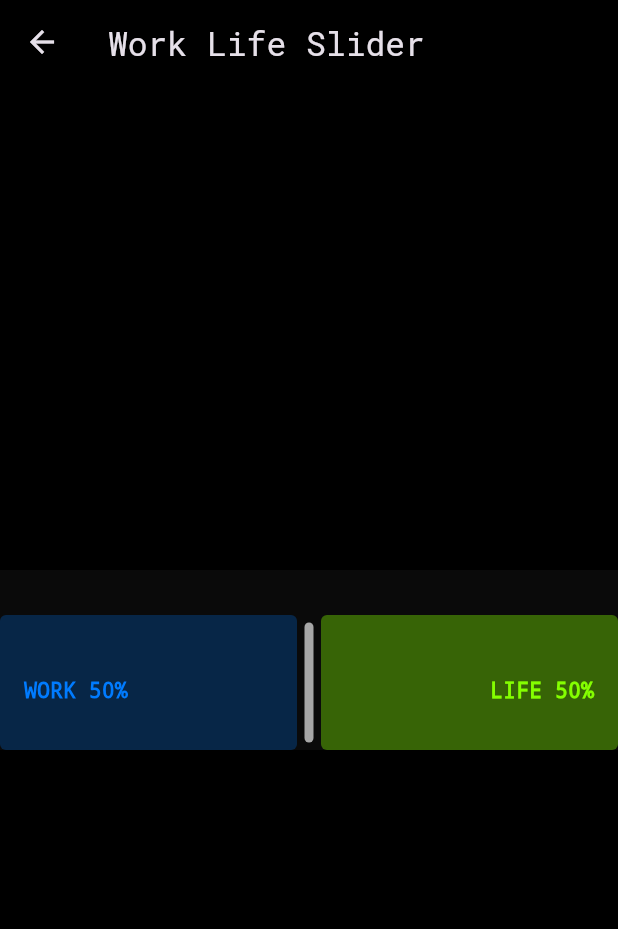
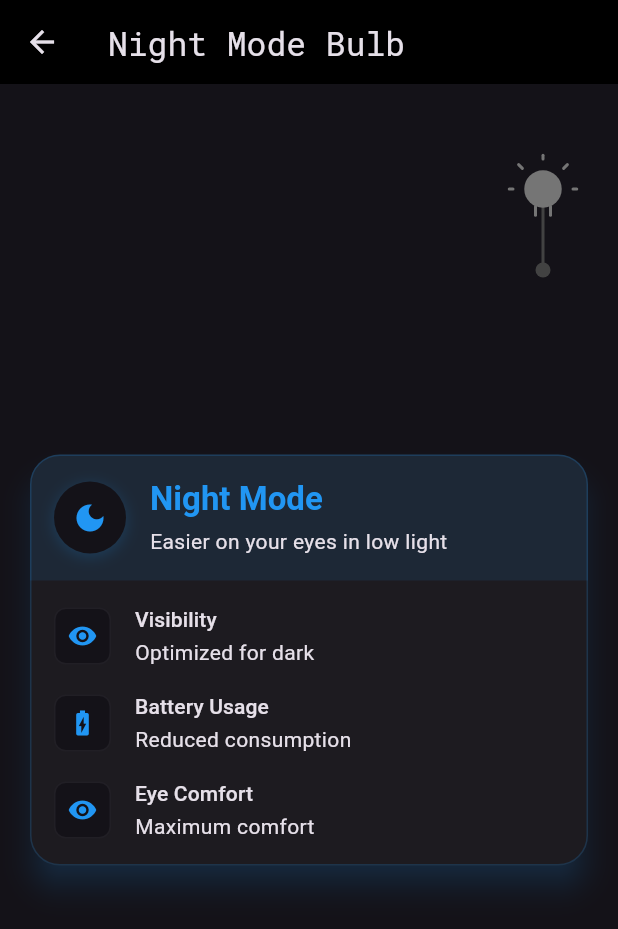
Before and after one commit to flutterfx/flutterfx_widgets, a Flutter app: the screen it shows after launch, on a phone screen of 412 x 824 dp. Shown: the top 929 px of the screen. Run offline on Flutter 3.47's test engine with Material 3 defaults, Android fonts, the light colour scheme and no system bars; our stand-ins replace flutter_colorpicker, google_fonts.

Commit message:
Simple light based night mode toggle added!

```diff
--- /dev/null
+++ b/lib/test-1/light_bulb.dart
@@ -0,0 +1,221 @@
+import 'package:flutter/material.dart';
+import 'dart:math' as math;
+
+import 'package:fx_2_folder/test-1/vintage_lightbulb.dart';
+
+class ThemeProvider extends ChangeNotifier {
+  bool isDarkMode = true;
+
+  void toggleTheme() {
+    isDarkMode = !isDarkMode;
+    notifyListeners();
+  }
+}
+
+class ThemeLightBulb extends StatefulWidget {
+  final Function(bool) onThemeChanged;
+  final bool initialState;
+
+  const ThemeLightBulb({
+    Key? key,
+    required this.onThemeChanged,
+    this.initialState = true,
+  }) : super(key: key);
+
+  @override
+  State<ThemeLightBulb> createState() => _ThemeLightBulbState();
+}
+
+class _ThemeLightBulbState extends State<ThemeLightBulb>
+    with SingleTickerProviderStateMixin {
+  bool isOn = false;
+  late AnimationController _controller;
+  late Animation<double> _pullAnimation;
+  Offset? _dragStart;
+  final double _dragThreshold = 30.0;
+
+  @override
+  void initState() {
+    super.initState();
+    isOn = !widget.initialState;
+
+    _controller = AnimationController(
+      duration: const Duration(milliseconds: 500),
+      vsync: this,
+    );
+
+    _pullAnimation = Tween<double>(
+      begin: 0.0,
+      end: 1.0,
+    ).animate(CurvedAnimation(
+      parent: _controller,
+      curve: Curves.easeInOut,
+    ));
+
+    _controller.addListener(() {
+      setState(() {});
+    });
+  }
+
+  @override
+  void dispose() {
+    _controller.dispose();
+    super.dispose();
+  }
+
+  void _handleDragStart(DragStartDetails details) {
+    _dragStart = details.globalPosition;
+  }
+
+  void _handleDragUpdate(DragUpdateDetails details) {
+    if (_dragStart == null) return;
+
+    final distance = (details.globalPosition - _dragStart!).distance;
+    final progress = (distance / _dragThreshold).clamp(0.0, 1.0);
+    _controller.value = progress;
+  }
+
+  void _handleDragEnd(DragEndDetails details) {
+    if (_dragStart == null) return;
+
+    final distance = (_controller.value * _dragThreshold);
+    if (distance >= _dragThreshold * 0.5) {
+      _controller.forward().then((_) {
+        setState(() {
+          isOn = !isOn;
+          widget.onThemeChanged(isOn);
+          _controller.reset();
+        });
+      });
+    } else {
+      _controller.reverse();
+    }
+    _dragStart = null;
+  }
+
+  @override
+  Widget build(BuildContext context) {
+    return Align(
+      alignment: Alignment.topRight,
+      child: Padding(
+        padding: const EdgeInsets.only(top: 40, right: 20),
+        child: SizedBox(
+          width: 60,
+          height: 120,
+          child: GestureDetector(
+            onVerticalDragStart: _handleDragStart,
+            onVerticalDragUpdate: _handleDragUpdate,
+            onVerticalDragEnd: _handleDragEnd,
+            child: Stack(
+              children: [
+                CustomPaint(
+                  size: const Size(60, 120),
+                  painter: LightBulbPainter(
+                    isOn: isOn,
+                    pullProgress: _pullAnimation.value,
+                  ),
+                ),
+                LightbulbIcon(
+                  size: 60,
+                  color: isOn
+                      ? const Color.fromARGB(255, 255, 230, 0)
+                      : const Color(0xFF757575),
+                  strokeWidth: 2,
+                )
+              ],
+            ),
+          ),
+        ),
+      ),
+    );
+  }
+}
+
+class LightBulbPainter extends CustomPainter {
+  final bool isOn;
+  final double pullProgress;
+
+  LightBulbPainter({
+    required this.isOn,
+    required this.pullProgress,
+  });
+
+  @override
+  void paint(Canvas canvas, Size size) {
+    final paint = Paint()
+      ..style = PaintingStyle.stroke
+      ..strokeWidth = 2.0;
+
+    // Draw cord
+    _drawCord(canvas, size, paint);
+
+    // Draw filament
+    if (isOn) {
+      _drawFilament(canvas, size, paint);
+    }
+  }
+
+  void _drawCord(Canvas canvas, Size size, Paint paint) {
+    paint.color = const Color(0xFF424242);
+    paint.style = PaintingStyle.stroke;
+
+    final start = Offset(size.width / 2, size.height * 0.35);
+    final end = Offset(
+      size.width / 2,
+      size.height * (0.7 + pullProgress * 0.2),
+    );
+
+    final controlPoint1 = Offset(
+      start.dx + (10 * math.sin(pullProgress * math.pi)),
+      start.dy + (size.height * 0.15),
+    );
+    final controlPoint2 = Offset(
+      end.dx - (10 * math.sin(pullProgress * math.pi)),
+      end.dy - (size.height * 0.15),
+    );
+
+    final cordPath = Path()
+      ..moveTo(start.dx, start.dy)
+      ..cubicTo(
+        controlPoint1.dx,
+        controlPoint1.dy,
+        controlPoint2.dx,
+        controlPoint2.dy,
+        end.dx,
+        end.dy,
+      );
+
+    canvas.drawPath(cordPath, paint);
+
+    // Draw pull handle
+    paint.style = PaintingStyle.fill;
+    canvas.drawCircle(end, 5, paint);
+  }
+
+  void _drawFilament(Canvas canvas, Size size, Paint paint) {
+    paint.color = const Color(0xFFFFEB3B);
+    paint.strokeWidth = 1.5;
+    paint.style = PaintingStyle.stroke;
+
+    final center = Offset(size.width / 2, size.height * 0.25);
+    final filamentRadius = size.width * 0.2;
+
+    final filamentPath = Path()
+      ..moveTo(center.dx - filamentRadius * 0.5, center.dy)
+      ..cubicTo(
+        center.dx - filamentRadius * 0.3,
+        center.dy - filamentRadius * 0.5,
+        center.dx + filamentRadius * 0.3,
+        center.dy - filamentRadius * 0.5,
+        center.dx + filamentRadius * 0.5,
+        center.dy,
+      );
+
+    canvas.drawPath(filamentPath, paint);
+  }
+
+  @override
+  bool shouldRepaint(covariant LightBulbPainter oldDelegate) {
+    return oldDelegate.isOn != isOn || oldDelegate.pullProgress != pullProgress;
+  }
+}
--- /dev/null
+++ b/lib/test-1/light_bulb_demo.dart
@@ -0,0 +1,240 @@
+import 'package:flutter/material.dart';
+import 'package:fx_2_folder/test-1/light_bulb.dart';
+
+class NightModeDemo extends StatefulWidget {
+  const NightModeDemo({Key? key}) : super(key: key);
+
+  @override
+  State<NightModeDemo> createState() => _DemoState();
+}
+
+class _DemoState extends State<NightModeDemo> {
+  bool isDarkMode = true;
+
+  void _handleThemeChange(bool isLightMode) {
+    setState(() {
+      isDarkMode = !isLightMode;
+    });
+  }
+
+  @override
+  Widget build(BuildContext context) {
+    return MaterialApp(
+      debugShowCheckedModeBanner: false,
+      theme: isDarkMode
+          ? ThemeData.dark(useMaterial3: true)
+          : ThemeData.light(useMaterial3: true),
+      home: Scaffold(
+        body: Stack(
+          children: [
+            ThemeShowcaseCard(isDarkMode: isDarkMode),
+            ThemeLightBulb(
+              onThemeChanged: _handleThemeChange,
+              initialState: isDarkMode,
+            ),
+          ],
+        ),
+      ),
+    );
+  }
+}
+
+//card--------------------------------
+
+class ThemeShowcaseCard extends StatelessWidget {
+  final bool isDarkMode;
+
+  const ThemeShowcaseCard({
+    Key? key,
+    required this.isDarkMode,
+  }) : super(key: key);
+
+  @override
+  Widget build(BuildContext context) {
+    return Center(
+      child: Padding(
+        padding: const EdgeInsets.all(16.0),
+        child: Card(
+          elevation: isDarkMode ? 8.0 : 4.0,
+          shadowColor: isDarkMode
+              ? Colors.blue.withOpacity(0.4)
+              : Colors.grey.withOpacity(0.2),
+          shape: RoundedRectangleBorder(
+            borderRadius: BorderRadius.circular(20),
+            side: BorderSide(
+              color: isDarkMode
+                  ? Colors.blue.withOpacity(0.2)
+                  : Colors.grey.withOpacity(0.1),
+              width: 1,
+            ),
+          ),
+          child: Container(
+            constraints: const BoxConstraints(
+              maxWidth: 400,
+            ),
+            child: Column(
+              mainAxisSize: MainAxisSize.min,
+              children: [
+                // Header with icon
+                Container(
+                  decoration: BoxDecoration(
+                    color: isDarkMode
+                        ? Colors.blue.withOpacity(0.1)
+                        : Colors.orange.withOpacity(0.1),
+                    borderRadius: const BorderRadius.only(
+                      topLeft: Radius.circular(20),
+                      topRight: Radius.circular(20),
+                    ),
+                  ),
+                  padding: const EdgeInsets.all(16.0),
+                  child: Row(
+                    children: [
+                      Container(
+                        padding: const EdgeInsets.all(12),
+                        decoration: BoxDecoration(
+                          color: Theme.of(context).colorScheme.surface,
+                          shape: BoxShape.circle,
+                          boxShadow: [
+                            BoxShadow(
+                              color: isDarkMode
+                                  ? Colors.blue.withOpacity(0.2)
+                                  : Colors.orange.withOpacity(0.2),
+                              blurRadius: 8,
+                              offset: const Offset(0, 2),
+                            ),
+                          ],
+                        ),
+                        child: Icon(
+                          isDarkMode ? Icons.dark_mode : Icons.light_mode,
+                          size: 24,
+                          color: isDarkMode ? Colors.blue : Colors.orange,
+                        ),
+                      ),
+                      const SizedBox(width: 16),
+                      Expanded(
+                        child: Column(
+                          crossAxisAlignment: CrossAxisAlignment.start,
+                          children: [
+                            Text(
+                              isDarkMode ? 'Night Mode' : 'Day Mode',
+                              style: Theme.of(context)
+                                  .textTheme
+                                  .titleLarge
+                                  ?.copyWith(
+                                    fontWeight: FontWeight.bold,
+                                    color: isDarkMode
+                                        ? Colors.blue
+                                        : Colors.orange,
+                                  ),
+                            ),
+                            const SizedBox(height: 4),
+                            Text(
+                              isDarkMode
+                                  ? 'Easier on your eyes in low light'
+                                  : 'Perfect visibility in daylight',
+                              style: Theme.of(context)
+                                  .textTheme
+                                  .bodyMedium
+                                  ?.copyWith(
+                                    color: Theme.of(context)
+                                        .textTheme
+                                        .bodySmall
+                                        ?.color,
+                                  ),
+                            ),
+                          ],
+                        ),
+                      ),
+                    ],
+                  ),
+                ),
+
+                // Content section
+                Padding(
+                  padding: const EdgeInsets.all(16.0),
+                  child: Column(
+                    children: [
+                      _buildInfoRow(
+                        context,
+                        icon: Icons.visibility,
+                        title: 'Visibility',
+                        value: isDarkMode
+                            ? 'Optimized for dark'
+                            : 'Enhanced for daylight',
+                      ),
+                      const SizedBox(height: 16),
+                      _buildInfoRow(
+                        context,
+                        icon: Icons.battery_charging_full,
+                        title: 'Battery Usage',
+                        value: isDarkMode
+                            ? 'Reduced consumption'
+                            : 'Standard consumption',
+                      ),
+                      const SizedBox(height: 16),
+                      _buildInfoRow(
+                        context,
+                        icon: Icons.remove_red_eye,
+                        title: 'Eye Comfort',
+                        value:
+                            isDarkMode ? 'Maximum comfort' : 'Balanced viewing',
+                      ),
+                    ],
+                  ),
+                ),
+              ],
+            ),
+          ),
+        ),
+      ),
+    );
+  }
+
+  Widget _buildInfoRow(
+    BuildContext context, {
+    required IconData icon,
+    required String title,
+    required String value,
+  }) {
+    return Row(
+      children: [
+        Container(
+          padding: const EdgeInsets.all(8),
+          decoration: BoxDecoration(
+            color: Theme.of(context).colorScheme.surface,
+            borderRadius: BorderRadius.circular(8),
+            border: Border.all(
+              color: Theme.of(context).dividerColor.withOpacity(0.1),
+            ),
+          ),
+          child: Icon(
+            icon,
+            size: 20,
+            color: isDarkMode ? Colors.blue : Colors.orange,
+          ),
+        ),
+        const SizedBox(width: 16),
+        Expanded(
+          child: Column(
+            crossAxisAlignment: CrossAxisAlignment.start,
+            children: [
+              Text(
+                title,
+                style: Theme.of(context).textTheme.titleSmall?.copyWith(
+                      fontWeight: FontWeight.w500,
+                    ),
+              ),
+              const SizedBox(height: 2),
+              Text(
+                value,
+                style: Theme.of(context).textTheme.bodyMedium?.copyWith(
+                      color: Theme.of(context).textTheme.bodySmall?.color,
+                    ),
+              ),
+            ],
+          ),
+        ),
+      ],
+    );
+  }
+}
--- /dev/null
+++ b/lib/test-1/vintage_lightbulb.dart
@@ -0,0 +1,118 @@
+import 'package:flutter/material.dart';
+
+class LightbulbIconPainter extends CustomPainter {
+  final Color color;
+  final double strokeWidth;
+
+  LightbulbIconPainter({
+    this.color = Colors.black,
+    this.strokeWidth = 2.0,
+  });
+
+  @override
+  void paint(Canvas canvas, Size size) {
+    final paint = Paint()
+      ..color = color
+      ..style = PaintingStyle.fill
+      ..strokeWidth = strokeWidth
+      ..strokeCap = StrokeCap.round
+      ..strokeJoin = StrokeJoin.round;
+
+    final double width = size.width;
+    final double height = size.height;
+
+    // Scale factors to maintain proportions at any size
+    final double scaleX = width / 24;
+    final double scaleY = height / 24;
+
+    // Create a path for the lightbulb
+    final path = Path();
+
+    // Draw bulb body (circle with base)
+    canvas.drawArc(
+      Rect.fromCircle(
+          center: Offset(12 * scaleX, 12 * scaleY), radius: 5 * scaleX),
+      0,
+      2 * 3.14159,
+      false,
+      paint,
+    );
+
+    // Draw bulb base lines
+    canvas.drawLine(
+      Offset(10 * scaleX, 16.584 * scaleY),
+      Offset(10 * scaleX, 19 * scaleY),
+      paint,
+    );
+    canvas.drawLine(
+      Offset(14 * scaleX, 16.584 * scaleY),
+      Offset(14 * scaleX, 19 * scaleY),
+      paint,
+    );
+
+    // Draw rays
+    // Right ray
+    canvas.drawLine(
+      Offset(20 * scaleX, 12 * scaleY),
+      Offset(21 * scaleX, 12 * scaleY),
+      paint,
+    );
+
+    // Left ray
+    canvas.drawLine(
+      Offset(4 * scaleX, 12 * scaleY),
+      Offset(3 * scaleX, 12 * scaleY),
+      paint,
+    );
+
+    // Top ray
+    canvas.drawLine(
+      Offset(12 * scaleX, 4 * scaleY),
+      Offset(12 * scaleX, 3 * scaleY),
+      paint,
+    );
+
+    // Top-right ray
+    canvas.drawLine(
+      Offset(17.5 * scaleX, 6.5 * scaleY),
+      Offset(18.5 * scaleX, 5.5 * scaleY),
+      paint,
+    );
+
+    // Top-left ray
+    canvas.drawLine(
+      Offset(6.5 * scaleX, 6.5 * scaleY),
+      Offset(5.5 * scaleX, 5.5 * scaleY),
+      paint,
+    );
+  }
+
+  @override
+  bool shouldRepaint(covariant CustomPainter oldDelegate) {
+    return true;
+  }
+}
+
+class LightbulbIcon extends StatelessWidget {
+  final double size;
+  final Color color;
+  final double strokeWidth;
+
+  const LightbulbIcon({
+    Key? key,
+    this.size = 24,
+    this.color = Colors.black,
+    this.strokeWidth = 2.0,
+  }) : super(key: key);
+
+  @override
+  Widget build(BuildContext context) {
+    return CustomPaint(
+      size: Size(size, size),
+      painter: LightbulbIconPainter(
+        color: color,
+        strokeWidth: strokeWidth,
+      ),
+    );
+  }
+}
```
Also changed, not shown: lib/main.dart (+13 -0 lines), lib/stacked-scroll/stacked_scroll.dart (added, +98 -0 lines), lib/stacked-scroll/stacked_scroll_demo.dart (added, +24 -0 lines).
